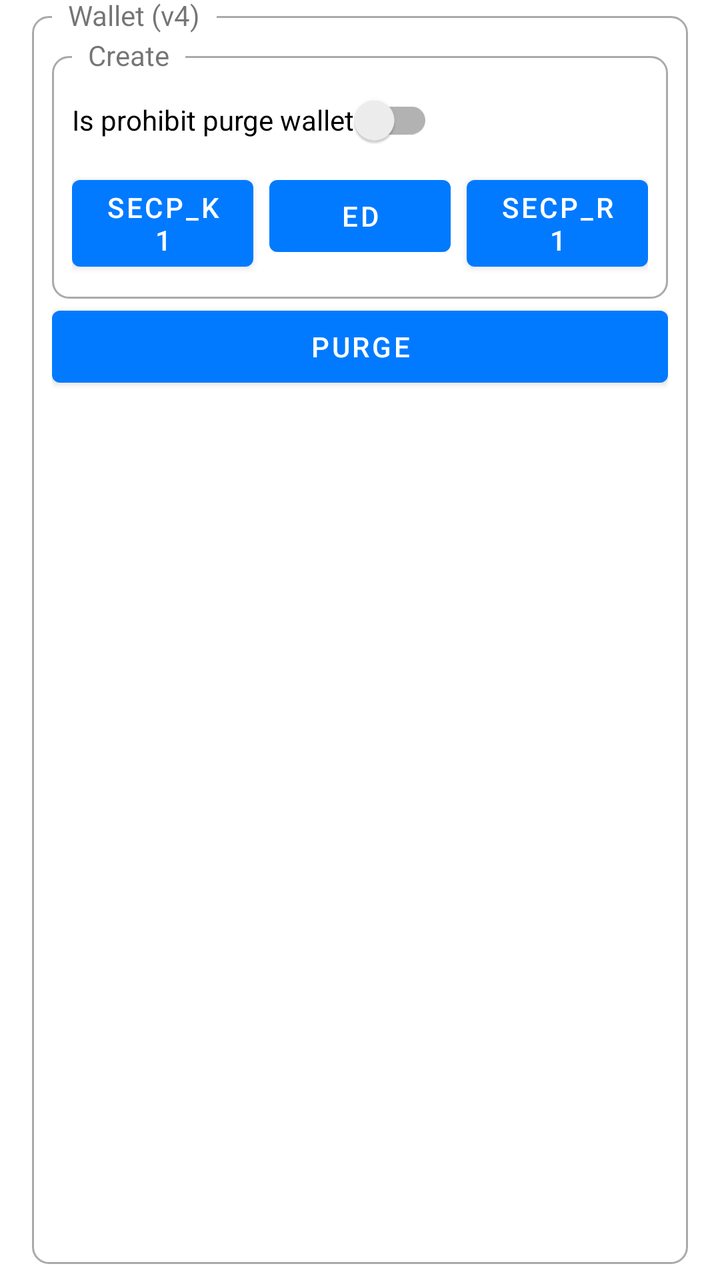
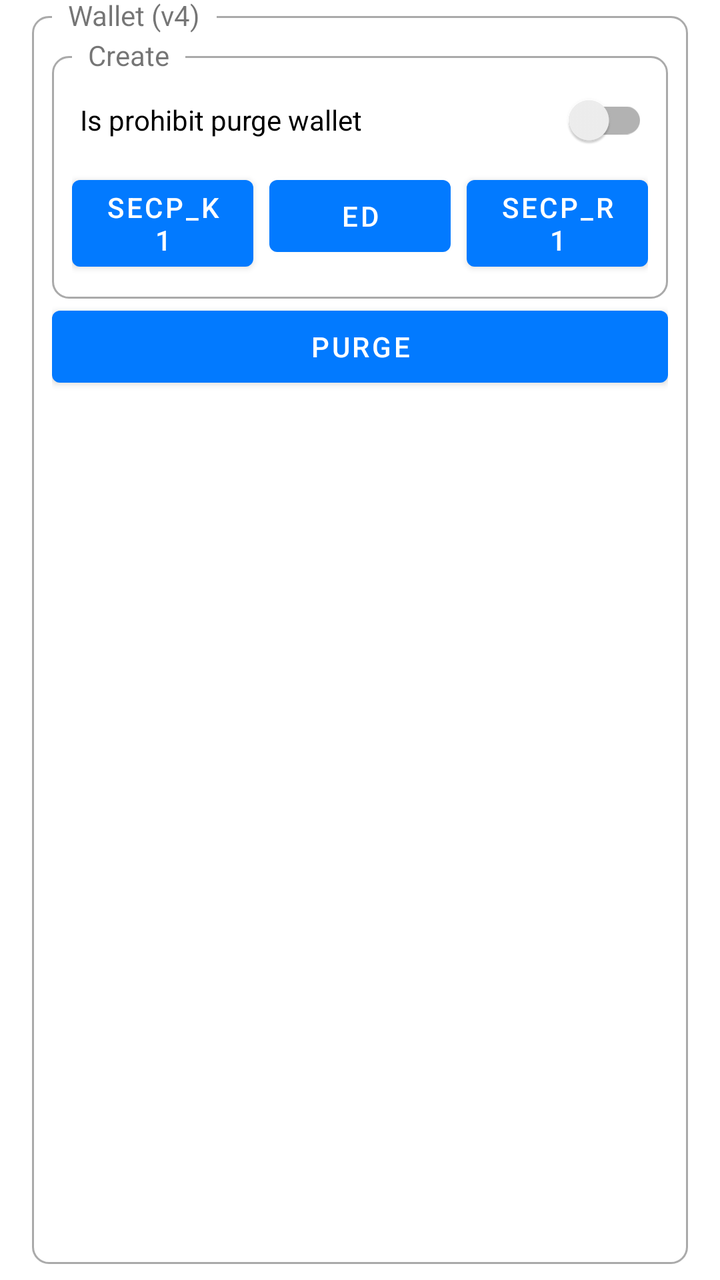

Two renders of the same Android screen: before a commit and after it. Below are the layout's source before the change and the commit's diff.
<!-- AndroidManifest.xml: application theme AppTheme -->
<!-- res/layout/wallet.xml -->
<?xml version="1.0" encoding="utf-8"?>
<FrameLayout xmlns:android="http://schemas.android.com/apk/res/android"
    xmlns:app="http://schemas.android.com/apk/res-auto"
    xmlns:tools="http://schemas.android.com/tools"
    android:layout_width="match_parent"
    android:layout_height="wrap_content"
    android:clipToPadding="false"
    android:paddingStart="@dimen/box_padding_horizontal"
    android:paddingTop="@dimen/box_padding_vertical"
    android:paddingEnd="@dimen/box_padding_horizontal"
    android:paddingBottom="@dimen/box_padding_vertical">

    <FrameLayout
        android:layout_width="match_parent"
        android:layout_height="match_parent"
        android:background="@drawable/rounded_corner" />

    <TextView
        android:layout_width="wrap_content"
        android:layout_height="wrap_content"
        android:background="?android:windowBackground"
        android:paddingStart="8dp"
        android:paddingEnd="8dp"
        android:text="Wallet (v4)"
        android:translationX="10dp"
        android:translationY="-10dp" />

    <LinearLayout
        android:id="@+id/contentContainer"
        android:layout_width="match_parent"
        android:layout_height="match_parent"
        android:layout_margin="10dp"
        android:orientation="vertical"
        android:visibility="visible">

        <LinearLayout
            android:id="@+id/walletIndexesContainer"
            android:layout_width="match_parent"
            android:layout_height="wrap_content"
            android:orientation="horizontal"
            android:visibility="gone"
            tools:visibility="visible">

            <com.google.android.material.slider.Slider
                android:id="@+id/sliderWallet"
                android:layout_width="0dp"
                android:layout_height="wrap_content"
                android:layout_weight="1" />

            <TextView
                android:id="@+id/tvWalletIndex"
                android:layout_width="wrap_content"
                android:layout_height="wrap_content"
                android:layout_gravity="center"
                android:layout_marginStart="8dp"
                android:layout_marginEnd="8dp" />

        </LinearLayout>

        <FrameLayout
            android:layout_width="match_parent"
            android:layout_height="wrap_content">

            <FrameLayout
                android:layout_width="match_parent"
                android:layout_height="match_parent"
                android:layout_marginTop="10dp"
                android:background="@drawable/rounded_corner" />

            <TextView
                android:layout_width="wrap_content"
                android:layout_height="wrap_content"
                android:background="?android:windowBackground"
                android:paddingStart="8dp"
                android:paddingEnd="8dp"
                android:text="Create"
                android:translationX="10dp" />

            <androidx.constraintlayout.widget.ConstraintLayout
                android:layout_width="match_parent"
                android:padding="10dp"
                android:layout_marginTop="8dp"
                android:layout_height="wrap_content">

                <androidx.appcompat.widget.SwitchCompat
                        android:text="Is prohibit purge wallet"
                        android:layout_width="wrap_content"
                        android:layout_height="wrap_content"
                        android:id="@+id/swIsPermanentWallet"
                        app:layout_constraintTop_toTopOf="parent"
                        app:layout_constraintStart_toStartOf="parent" />

                <Button
                        android:id="@+id/btnCreateWalletSecpK1"
                        android:layout_width="0dp"
                        android:layout_height="wrap_content"
                        android:text="Secp_K1"
                        android:layout_marginEnd="4dp"
                        app:layout_constraintStart_toStartOf="parent"
                        app:layout_constraintHorizontal_bias="0.5"
                        app:layout_constraintEnd_toStartOf="@+id/btnCreateWalletEdwards"
                        app:layout_constraintTop_toBottomOf="@+id/swIsPermanentWallet" />

                <Button
                        android:id="@+id/btnCreateWalletEdwards"
                        android:layout_width="0dp"
                        android:layout_height="wrap_content"
                        android:text="Ed"
                        android:layout_marginStart="4dp"
                        android:layout_marginEnd="4dp"
                        app:layout_constraintEnd_toStartOf="@+id/btnCreateWalletSecpR1"
                        app:layout_constraintStart_toEndOf="@+id/btnCreateWalletSecpK1"
                        app:layout_constraintHorizontal_bias="0.5"
                        app:layout_constraintTop_toTopOf="@+id/btnCreateWalletSecpK1" />

                <Button
                    android:id="@+id/btnCreateWalletSecpR1"
                    android:layout_width="0dp"
                    android:layout_height="wrap_content"
                    android:layout_marginStart="4dp"
                    android:text="Secp_R1"
                    app:layout_constraintEnd_toEndOf="parent"
                    app:layout_constraintStart_toEndOf="@+id/btnCreateWalletEdwards"
                    app:layout_constraintHorizontal_bias="0.5"
                    app:layout_constraintTop_toTopOf="@+id/btnCreateWalletEdwards" />

            </androidx.constraintlayout.widget.ConstraintLayout>

        </FrameLayout>


        <LinearLayout
            android:layout_width="match_parent"
            android:layout_height="wrap_content"
            android:gravity="center"
            android:orientation="horizontal">

            <Button
                android:id="@+id/btnPurgeWallet"
                android:layout_width="0dp"
                android:layout_height="wrap_content"
                android:layout_weight="1"
                android:text="Purge" />

        </LinearLayout>

    </LinearLayout>

</FrameLayout>
<!-- resources referenced by this layout -->
<resources>
  <dimen name="box_padding_horizontal">16dp</dimen>
  <dimen name="box_padding_vertical">8dp</dimen>
  <!-- drawable rounded_corner (drawable) -->
  <?xml version="1.0" encoding="utf-8"?>
  <shape xmlns:android="http://schemas.android.com/apk/res/android">
      <stroke
          android:width="1dp"
          android:color="@android:color/darker_gray" />
  
      <solid android:color="@android:color/transparent" />
  
      <padding
          android:bottom="5dp"
          android:left="5dp"
          android:right="5dp"
          android:top="5dp" />
  
      <corners android:radius="8dp" />
  </shape>
  <style name="AppTheme" parent="Theme.MaterialComponents.DayNight.NoActionBar">
          <item name="colorPrimary">@color/primary</item>
          <item name="colorPrimaryDark">@color/primary_dark</item>
          <item name="colorOnPrimary">@color/on_primary</item>
          <item name="colorSecondary">@color/primary</item>
      </style>
  <color name="primary">#027aff</color>
  <color name="primary_dark">#0a02ff</color>
  <color name="on_primary">#FFFFFF</color>
</resources>

<!-- the commit's change to res/layout/wallet.xml (unified diff, before → after) -->
@@ -83,35 +83,36 @@
                 android:layout_height="wrap_content">
 
                 <androidx.appcompat.widget.SwitchCompat
-                        android:text="Is prohibit purge wallet"
-                        android:layout_width="wrap_content"
-                        android:layout_height="wrap_content"
-                        android:id="@+id/swIsPermanentWallet"
-                        app:layout_constraintTop_toTopOf="parent"
-                        app:layout_constraintStart_toStartOf="parent" />
+                    android:text="Is prohibit purge wallet"
+                    android:paddingStart="4dp"
+                    android:layout_width="match_parent"
+                    android:layout_height="wrap_content"
+                    android:id="@+id/swIsPermanentWallet"
+                    app:layout_constraintTop_toTopOf="parent"
+                    app:layout_constraintStart_toStartOf="parent" />
 
                 <Button
-                        android:id="@+id/btnCreateWalletSecpK1"
-                        android:layout_width="0dp"
-                        android:layout_height="wrap_content"
-                        android:text="Secp_K1"
-                        android:layout_marginEnd="4dp"
-                        app:layout_constraintStart_toStartOf="parent"
-                        app:layout_constraintHorizontal_bias="0.5"
-                        app:layout_constraintEnd_toStartOf="@+id/btnCreateWalletEdwards"
-                        app:layout_constraintTop_toBottomOf="@+id/swIsPermanentWallet" />
+                    android:id="@+id/btnCreateWalletSecpK1"
+                    android:layout_width="0dp"
+                    android:layout_height="wrap_content"
+                    android:text="Secp_K1"
+                    android:layout_marginEnd="4dp"
+                    app:layout_constraintStart_toStartOf="parent"
+                    app:layout_constraintHorizontal_bias="0.5"
+                    app:layout_constraintEnd_toStartOf="@+id/btnCreateWalletEdwards"
+                    app:layout_constraintTop_toBottomOf="@+id/swIsPermanentWallet" />
 
                 <Button
-                        android:id="@+id/btnCreateWalletEdwards"
-                        android:layout_width="0dp"
-                        android:layout_height="wrap_content"
-                        android:text="Ed"
-                        android:layout_marginStart="4dp"
-                        android:layout_marginEnd="4dp"
-                        app:layout_constraintEnd_toStartOf="@+id/btnCreateWalletSecpR1"
-                        app:layout_constraintStart_toEndOf="@+id/btnCreateWalletSecpK1"
-                        app:layout_constraintHorizontal_bias="0.5"
-                        app:layout_constraintTop_toTopOf="@+id/btnCreateWalletSecpK1" />
+                    android:id="@+id/btnCreateWalletEdwards"
+                    android:layout_width="0dp"
+                    android:layout_height="wrap_content"
+                    android:text="Ed"
+                    android:layout_marginStart="4dp"
+                    android:layout_marginEnd="4dp"
+                    app:layout_constraintEnd_toStartOf="@+id/btnCreateWalletSecpR1"
+                    app:layout_constraintStart_toEndOf="@+id/btnCreateWalletSecpK1"
+                    app:layout_constraintHorizontal_bias="0.5"
+                    app:layout_constraintTop_toTopOf="@+id/btnCreateWalletSecpK1" />
 
                 <Button
                     android:id="@+id/btnCreateWalletSecpR1"
